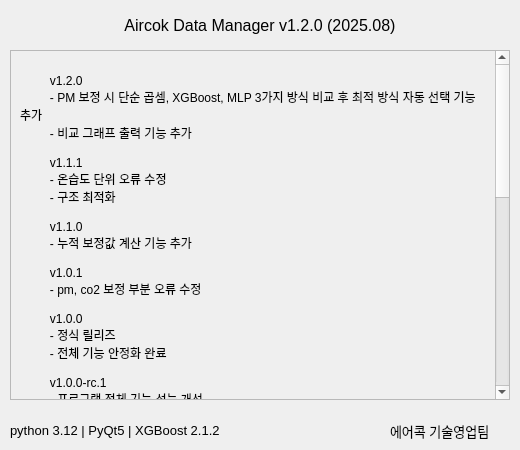
This is src/ui/about.ui in leekyueun/AircokDataManager as Qt 5 draws it before an edit. The edited form follows.
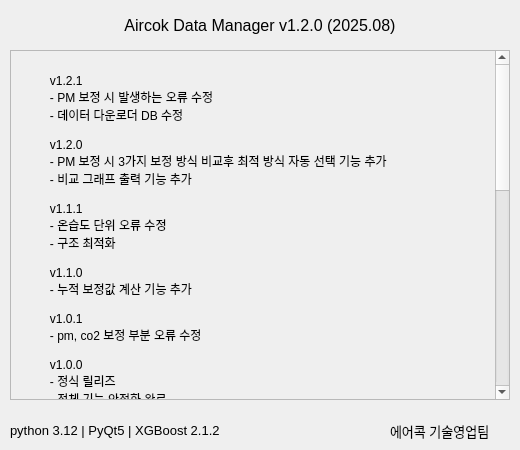
This is the edited form.

Commit message: fix: PM 오류 수정, DB 수정

Patch:
```diff
--- a/src/ui/about.ui
+++ b/src/ui/about.ui
@@ -51,8 +51,12 @@
       <widget class="QLabel" name="versionHistoryLabel">
        <property name="text">
         <string>
+         v1.2.1
+         - PM 보정 시 발생하는 오류 수정
+         - 데이터 다운로더 DB 수정
+
          v1.2.0
-         - PM 보정 시 단순 곱셈, XGBoost, MLP 3가지 방식 비교 후 최적 방식 자동 선택 기능 추가
+         - PM 보정 시 3가지 보정 방식 비교후 최적 방식 자동 선택 기능 추가
          - 비교 그래프 출력 기능 추가
 
          v1.1.1
```
The commit also changes 4 other files.
